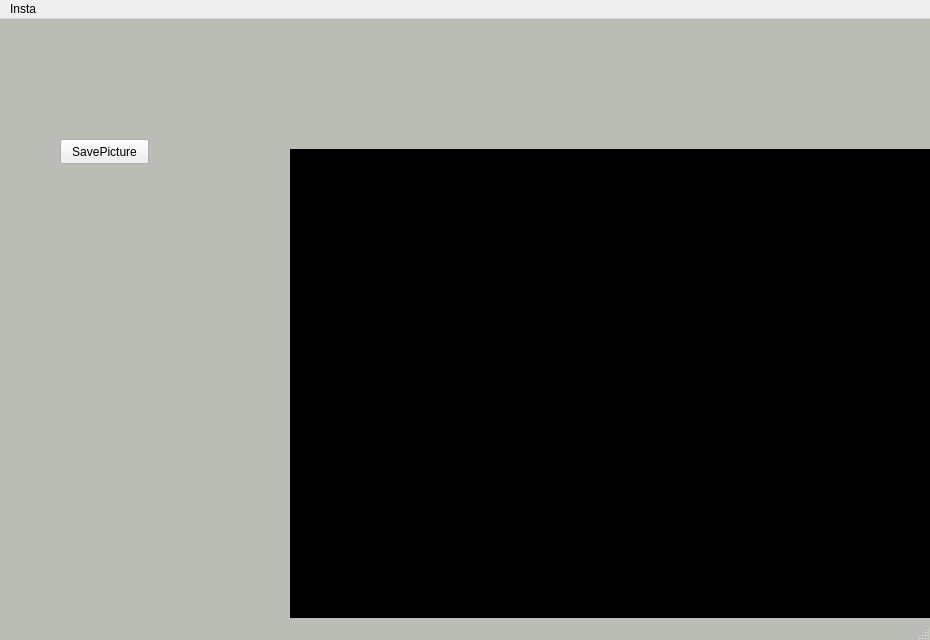
Old version of the form qtcreate/OpenCV/mainwindow.ui in the repository ChikaraHanakawa/basic_cpp.
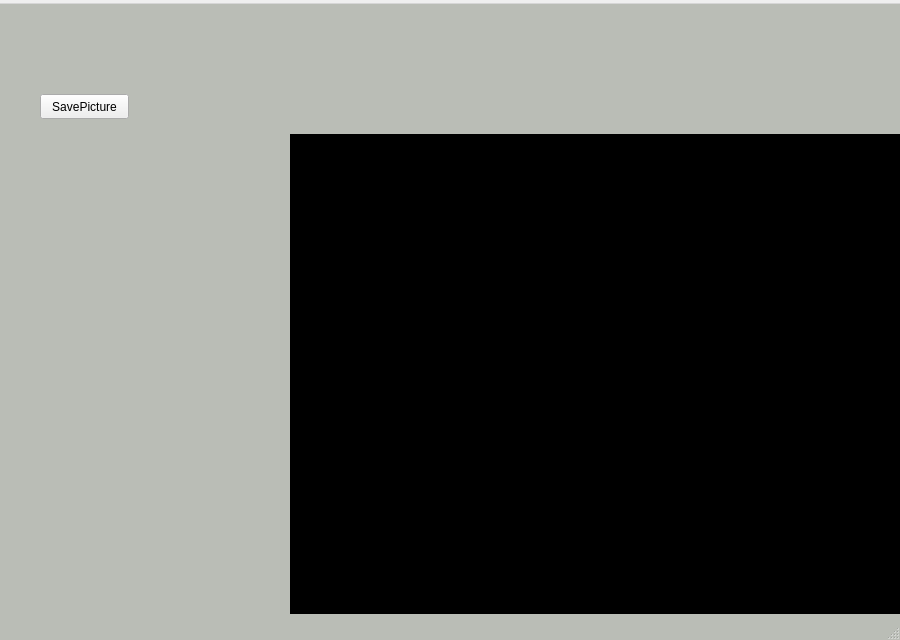
New version of the form.

Diff of the .ui file:
```diff
--- a/qtcreate/OpenCV/mainwindow.ui
+++ b/qtcreate/OpenCV/mainwindow.ui
@@ -6,7 +6,7 @@
    <rect>
     <x>0</x>
     <y>0</y>
-    <width>930</width>
+    <width>900</width>
     <height>640</height>
    </rect>
   </property>
@@ -41,8 +41,8 @@
    <widget class="QPushButton" name="pushButton">
     <property name="geometry">
      <rect>
-      <x>60</x>
-      <y>120</y>
+      <x>40</x>
+      <y>90</y>
       <width>89</width>
       <height>25</height>
      </rect>
@@ -57,16 +57,14 @@
     <rect>
      <x>0</x>
      <y>0</y>
-     <width>930</width>
+     <width>900</width>
      <height>28</height>
     </rect>
    </property>
-   <widget class="QMenu" name="menumainwindow">
-    <property name="title">
-     <string>Insta</string>
-    </property>
-   </widget>
+   <widget class="QMenu" name="menumainwindow"/>
+   <widget class="QMenu" name="menukka"/>
    <addaction name="menumainwindow"/>
+   <addaction name="menukka"/>
   </widget>
   <widget class="QStatusBar" name="statusbar"/>
  </widget>
```
